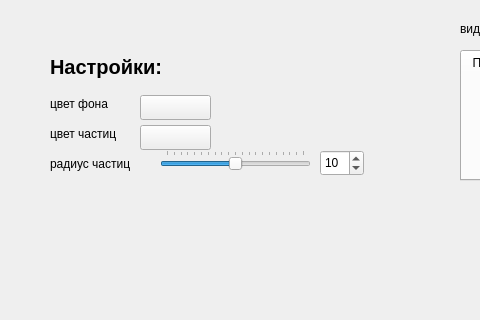
Before: the Qt Designer form src/ms_pro/view/mainwindow.ui in difurka/medical_simulator, drawn with Qt 5; both pictures show x 0 to 480 and y 280 to 600 of the 800 by 600 pixel window.
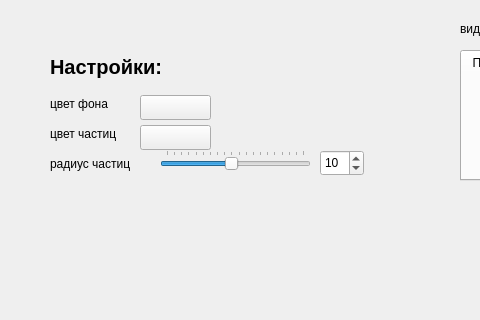
After: the same form once the commit is applied. Custom widgets are drawn as their Qt base class.

```diff
--- a/src/ms_pro/view/mainwindow.ui
+++ b/src/ms_pro/view/mainwindow.ui
@@ -569,7 +569,7 @@
      </size>
     </property>
     <property name="minimum">
-     <number>0</number>
+     <number>1</number>
     </property>
     <property name="maximum">
      <number>20</number>
```
Left out of the diff: 3 changed lines with no effect on the pictures.
